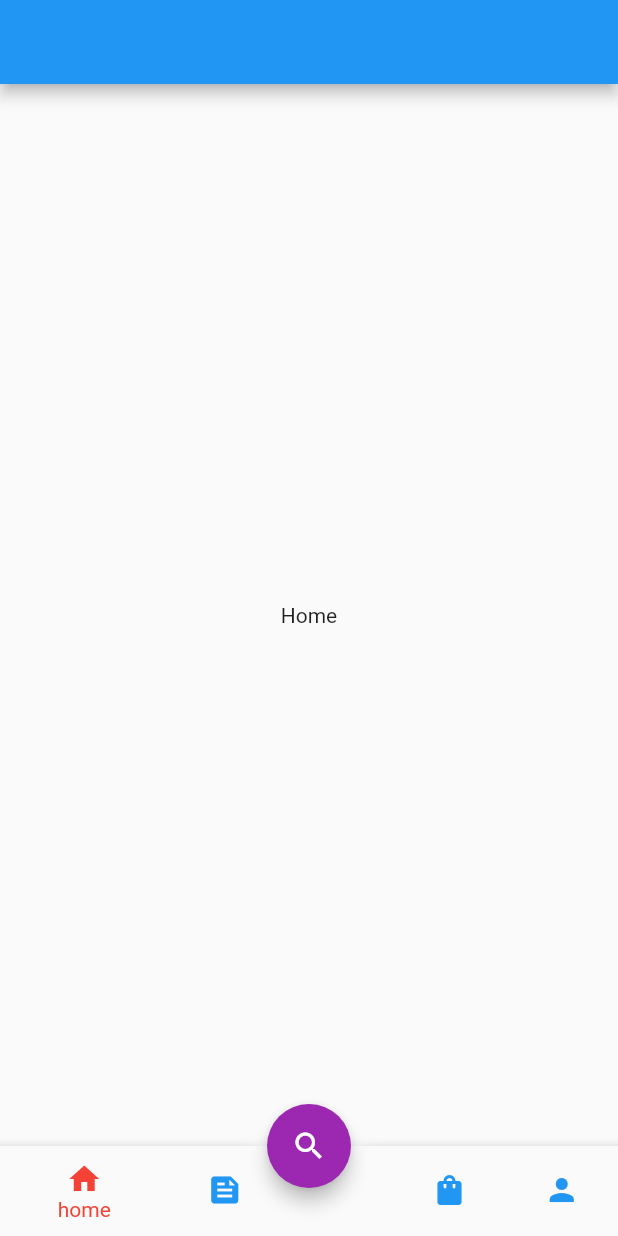
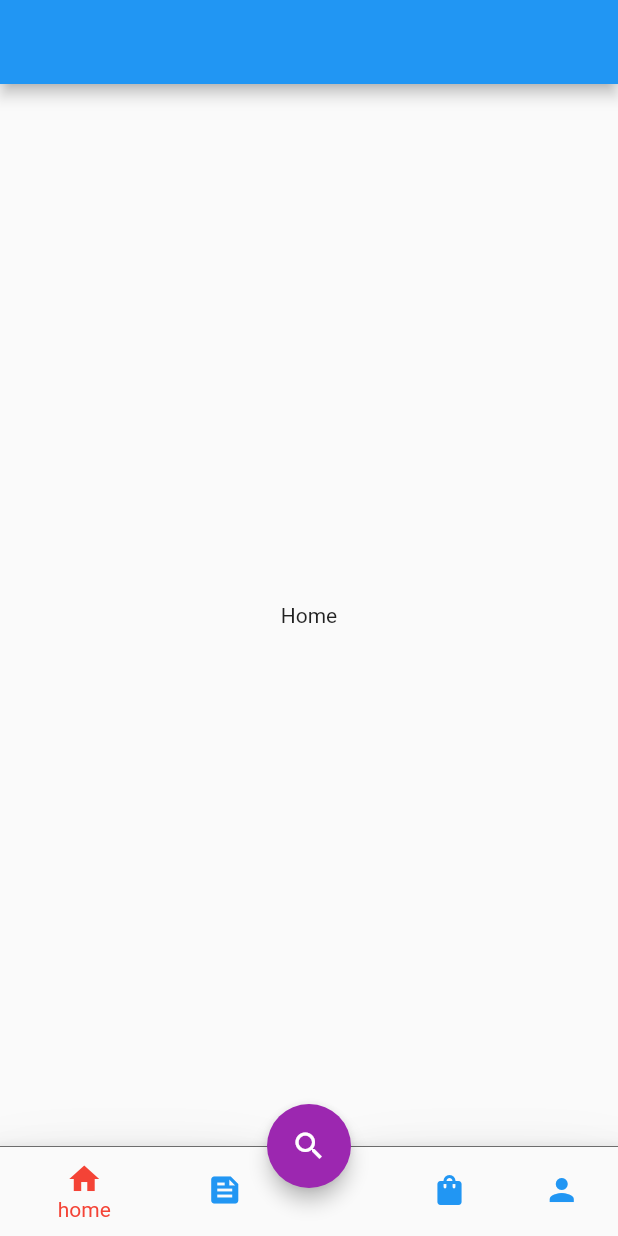
Before and after one commit to muhammadawaisyaseen/Shopping_App, a Flutter app: the screen it shows after launch, on a phone screen of 412 x 824 dp. Run offline on Flutter 3.47's test engine with Material 2 defaults, Android fonts, the phone set to English and light mode, and no system bars.

Commit message:
Update bottom_bar.dart

```diff
--- a/lib/screens/bottom_bar.dart
+++ b/lib/screens/bottom_bar.dart
@@ -67,11 +67,12 @@ class _BottomBarScreenState extends State<BottomBarScreen> {
           ),
       body: _pages![_selectedindex]['page'],
       bottomNavigationBar: BottomAppBar(
-        elevation: 5,
+        elevation: 20,
         shape: const CircularNotchedRectangle(),
         child: Container(
           height: 60,
-//          decoration: BoxDecoration(border: BorderSide(width: 0.5)),
+          decoration:
+              BoxDecoration(border: Border(top: BorderSide(width: 0.5))),
           child: BottomNavigationBar(
             onTap: selectedpage,
             backgroundColor: Theme.of(context).primaryColor,
```
